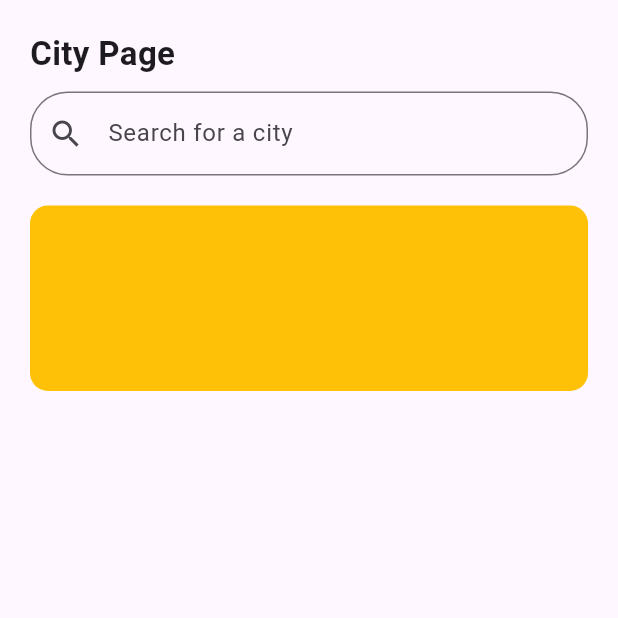
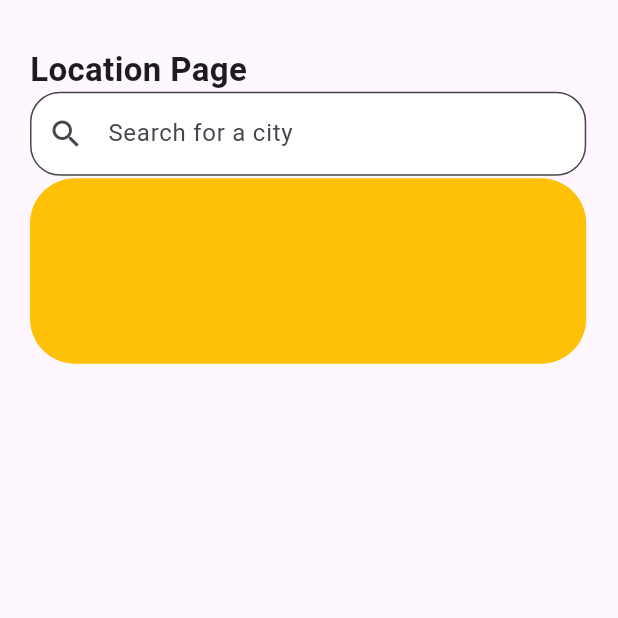
Before and after one commit to bismus-le-sha/weather_app, a Flutter app: the screen it shows after launch, on a phone screen of 412 x 824 dp, the top half of it. Run offline on Flutter 3.47's test engine with Material 3 defaults, Android fonts, the phone set to English and light mode, and no system bars; our stand-ins replace auto_route, dartz, equatable, flutter_bloc, get_it, internet_connection_checker_plus and 3 more; missing offline and left inert: talker_bloc_logger; statements that could not run were skipped.

Commit message:
feat: update location search ui logic

```diff
--- a/lib/config/router/router.dart
+++ b/lib/config/router/router.dart
@@ -1,7 +1,7 @@
 import 'package:auto_route/auto_route.dart';
 import 'package:flutter/widgets.dart';
 
-import '../../features/location/presentation/pages/city_page.dart';
+import '../../features/location/presentation/pages/location_page.dart';
 import '../../features/weather/presentation/pages/weather_page.dart';
 
 part 'router.gr.dart';
@@ -10,7 +10,7 @@ part 'router.gr.dart';
 class AppRouter extends RootStackRouter {
   @override
   List<AutoRoute> get routes => [
-        AutoRoute(page: CityRoute.page, path: '/city', initial: true),
+        AutoRoute(page: LocationRoute.page, path: '/location', initial: true),
         AutoRoute(page: WeatherRoute.page, path: '/weather/:cityName'),
       ];
 }
--- a/lib/features/location/data/datasources/location_data_source.dart
+++ b/lib/features/location/data/datasources/remote_location_data_source.dart
@@ -8,9 +8,9 @@ abstract class LocationDataSource {
   Future<List<LocationModel>> getLocationList(String query);
 }
 
-class LocationDataSourceImpl extends LocationDataSource {
+class RemoteLocationDataSourceImpl extends LocationDataSource {
   final http.Client client;
-  LocationDataSourceImpl({required this.client});
+  RemoteLocationDataSourceImpl({required this.client});
 
   @override
   Future<List<LocationModel>> getLocationList(String query) async {
--- a/lib/features/location/data/repositories/location_repository_impl.dart
+++ b/lib/features/location/data/repositories/location_repository_impl.dart
@@ -7,7 +7,7 @@ import 'package:weather_app/features/location/domain/entities/location.dart';
 import '../../../../core/error/exceptions.dart';
 import '../../../../core/util/network/network_info.dart';
 import '../../domain/repositories/location_repository.dart';
-import '../datasources/location_data_source.dart';
+import '../datasources/remote_location_data_source.dart';
 
 class LocationRepositoryImpl extends LocationRepository {
   final LocationDataSource locationDataSource;
--- a/lib/features/location/presentation/bloc/location_event.dart
+++ b/lib/features/location/presentation/bloc/location_event.dart
@@ -15,3 +15,5 @@ class OnLocationChanged extends LocationEvent {
   @override
   List<Object?> get props => [cityName];
 }
+
+class ClearLocation extends LocationEvent {}
--- /dev/null
+++ b/lib/features/location/presentation/cubit/text_field_cubit.dart
@@ -0,0 +1,51 @@
+import 'package:equatable/equatable.dart';
+import 'package:flutter/material.dart';
+import 'package:flutter_bloc/flutter_bloc.dart';
+
+part 'text_field_state.dart';
+
+class TextFieldCubit extends Cubit<TextFieldState> {
+  final FocusNode focusNode;
+  final TextEditingController controller;
+  final bool clearOnUnfocus;
+
+  TextFieldCubit(this.focusNode, this.controller, {this.clearOnUnfocus = false})
+      : super(TextFieldState.initial()) {
+    focusNode.addListener(_onFocusChange);
+    controller.addListener(_handleTextChange);
+  }
+
+  void _onFocusChange() {
+    final hasFocus = focusNode.hasFocus;
+
+    if (!hasFocus && clearOnUnfocus && state.hasText) {
+      controller.clear();
+      emit(state.copyWith(hasFocus: false, hasText: false));
+    } else if (state.hasFocus != hasFocus) {
+      emit(state.copyWith(hasFocus: hasFocus));
+    }
+  }
+
+  void _handleTextChange() {
+    final hasText = controller.text.isNotEmpty;
+    if (state.hasText != hasText) {
+      emit(state.copyWith(hasText: hasText));
+    }
+  }
+
+  void clear() {
+    if (controller.text.isNotEmpty) {
+      controller.clear();
+      emit(state.copyWith(hasText: false));
+    }
+  }
+
+  @override
+  Future<void> close() {
+    focusNode.removeListener(_onFocusChange);
+    controller.removeListener(_handleTextChange);
+    focusNode.dispose();
+    controller.dispose();
+    return super.close();
+  }
+}
--- /dev/null
+++ b/lib/features/location/presentation/cubit/text_field_state.dart
@@ -0,0 +1,21 @@
+part of 'text_field_cubit.dart';
+
+class TextFieldState extends Equatable {
+  const TextFieldState({required this.hasFocus, required this.hasText});
+
+  final bool hasFocus;
+  final bool hasText;
+
+  factory TextFieldState.initial() =>
+      const TextFieldState(hasFocus: false, hasText: false);
+
+  TextFieldState copyWith({bool? hasFocus, bool? hasText}) {
+    return TextFieldState(
+      hasFocus: hasFocus ?? this.hasFocus,
+      hasText: hasText ?? this.hasText,
+    );
+  }
+
+  @override
+  List<Object> get props => [hasFocus, hasText];
+}
--- a/lib/features/location/presentation/pages/city_page.dart
+++ /dev/null
@@ -1,37 +0,0 @@
-import 'package:auto_route/auto_route.dart';
-import 'package:flutter/material.dart';
-import '../widgets/location_widgets.dart';
-
-@RoutePage()
-class CityPage extends StatelessWidget {
-  const CityPage({super.key});
-
-  @override
-  Widget build(BuildContext context) {
-    return Scaffold(
-      body: SafeArea(
-        child: Padding(
-          padding: const EdgeInsets.all(20.0),
-          child: Column(
-            crossAxisAlignment: CrossAxisAlignment.start,
-            children: [
-              const Text('City Page',
-                  style: TextStyle(fontSize: 22, fontWeight: FontWeight.bold)),
-              const SizedBox(height: 10),
-              const AsyncSearchAnchor(),
-              const SizedBox(height: 10),
-              Container(
-                height: MediaQuery.of(context).size.height * .15,
-                width: double.infinity,
-                decoration: BoxDecoration(
-                  color: Colors.amber,
-                  borderRadius: BorderRadius.circular(12),
-                ),
-              ),
-            ],
-          ),
-        ),
-      ),
-    );
-  }
-}
--- /dev/null
+++ b/lib/features/location/presentation/pages/location_page.dart
@@ -0,0 +1,32 @@
+// location_page.dart
+import 'package:auto_route/auto_route.dart';
+import 'package:flutter/material.dart';
+import 'package:flutter_bloc/flutter_bloc.dart';
+import 'package:weather_app/features/location/presentation/cubit/text_field_cubit.dart';
+import '../../../../injection_container.dart';
+import '../widgets/location_widgets.dart';
+
+@RoutePage()
+class LocationPage extends StatelessWidget {
+  const LocationPage({super.key});
+
+  @override
+  Widget build(BuildContext context) {
+    final screenWidth = MediaQuery.of(context).size.width;
+    final screenHeight = MediaQuery.of(context).size.height;
+    return BlocProvider(
+      create: (_) => sl<TextFieldCubit>(),
+      child: Scaffold(
+        body: SafeArea(
+            child: Stack(
+          children: [
+            LocationTitle(),
+            StubContainer(screenWidth, screenHeight),
+            OverlayWithTextFieldFocus(),
+            LocationInputField(screenWidth, screenHeight),
+          ],
+        )),
+      ),
+    );
+  }
+}
--- /dev/null
+++ b/lib/features/location/presentation/widgets/location_display.dart
@@ -0,0 +1,99 @@
+import 'package:auto_route/auto_route.dart';
+import 'package:flutter/material.dart';
+import 'package:flutter_bloc/flutter_bloc.dart';
+import 'package:weather_app/features/location/presentation/cubit/text_field_cubit.dart';
+
+import '../../../../config/router/router.dart';
+import '../../domain/entities/location.dart';
+import '../bloc/location_bloc.dart';
+import 'location_search_bar.dart';
+
+class LocationDisplay extends StatelessWidget {
+  const LocationDisplay({super.key});
+
+  @override
+  Widget build(BuildContext context) {
+    return BlocBuilder<TextFieldCubit, TextFieldState>(
+      builder: (context, state) {
+        final cubit = context.read<TextFieldCubit>();
+        return Column(
+          crossAxisAlignment: CrossAxisAlignment.start,
+          mainAxisSize: MainAxisSize.min,
+          children: [
+            const LocationSearchBar(),
+            const SizedBox(height: 10),
+            if (cubit.focusNode.hasFocus) _buildLocationContent(context),
+          ],
+        );
+      },
+    );
+  }
+
+  Widget _buildLocationContent(BuildContext context) {
+    return BlocBuilder<LocationBloc, LocationState>(
+      builder: (context, state) {
+        if (state is LocationLoading) {
+          return _buildLoadingIndicator();
+        } else if (state is LocationLoaded) {
+          return _buildLocationList(state.locationList);
+        } else if (state is LocationFailure) {
+          return _buildErrorMessage(state.message);
+        }
+        return const SizedBox();
+      },
+    );
+  }
+
+  Widget _buildLoadingIndicator() {
+    return const Padding(
+      padding: EdgeInsets.all(16.0),
+      child: Center(child: CircularProgressIndicator()),
+    );
+  }
+
+  Widget _buildLocationList(List<LocationEntity> locations) {
+    if (locations.isEmpty) {
+      return _buildNoResultsMessage();
+    }
+
+    return ConstrainedBox(
+      constraints: const BoxConstraints(maxHeight: 300),
+      child: ListView.builder(
+        shrinkWrap: true,
+        itemCount: locations.length,
+        itemBuilder: (context, index) {
+          return _buildLocationTile(context, locations[index]);
+        },
+      ),
+    );
+  }
+
+  Widget _buildLocationTile(BuildContext context, LocationEntity location) {
+    return ListTile(
+      title: Text(location.city),
+      subtitle: Text('${location.region}, ${location.countryName}'),
+      onTap: () => _navigateToWeather(context, location.city),
+    );
+  }
+
+  Widget _buildNoResultsMessage() {
+    return const Padding(
+      padding: EdgeInsets.all(16.0),
+      child: Center(child: Text('No results found')),
+    );
+  }
+
+  Widget _buildErrorMessage(String message) {
+    return Padding(
+      padding: const EdgeInsets.all(16.0),
+      child: Center(
+        child:
+            Text('Error: $message', style: const TextStyle(color: Colors.red)),
+      ),
+    );
+  }
+
+  void _navigateToWeather(BuildContext context, String city) {
+    context.pushRoute(WeatherRoute(cityName: city));
+  }
+}
--- /dev/null
+++ b/lib/features/location/presentation/widgets/location_search_bar.dart
@@ -0,0 +1,57 @@
+import 'package:flutter/material.dart';
+import 'package:flutter_bloc/flutter_bloc.dart';
+
+import '../bloc/location_bloc.dart';
+import '../cubit/text_field_cubit.dart';
+
+class LocationSearchBar extends StatelessWidget {
+  const LocationSearchBar({super.key});
+
+  @override
+  Widget build(BuildContext context) {
+    return BlocBuilder<TextFieldCubit, TextFieldState>(
+        builder: (context, state) {
+      final cubit = context.read<TextFieldCubit>();
+      return Row(
+        children: [
+          Expanded(
+              child: AnimatedSize(
+            duration: Duration(milliseconds: 300),
+            reverseDuration: Duration(milliseconds: 300),
+            curve: Curves.easeInSine,
+            child: SizedBox(
+                width: cubit.state.hasFocus
+                    ? MediaQuery.of(context).size.width * 0.8
+                    : double.infinity,
+                child: TextField(
+                  controller: cubit.controller,
+                  focusNode: cubit.focusNode,
+                  decoration: InputDecoration(
+                    fillColor: Colors.white,
+                    filled: true,
+                    hintText: 'Search for a city',
+                    prefixIcon: const Icon(Icons.search),
+                    border: OutlineInputBorder(
+                        borderRadius: BorderRadius.circular(20)),
+                  ),
+                  onChanged: (query) {
+                    context
+                        .read<LocationBloc>()
+                        .add(OnLocationChanged(query.trim()));
+                  },
+                )),
+          )),
+          if (cubit.focusNode.hasFocus)
+            IconButton(
+              icon: const Icon(Icons.clear),
+              onPressed: () {
+                cubit.controller.clear();
+                cubit.focusNode.unfocus();
+                context.read<LocationBloc>().add(ClearLocation());
+              },
+            ),
+        ],
+      );
+    });
+  }
+}
--- a/lib/features/location/presentation/widgets/location_widgets.dart
+++ b/lib/features/location/presentation/widgets/location_widgets.dart
@@ -1,116 +1,112 @@
-import 'package:auto_route/auto_route.dart';
 import 'package:flutter/material.dart';
 import 'package:flutter_bloc/flutter_bloc.dart';
-import 'package:weather_app/features/location/domain/entities/location.dart';
-import '../../../../config/router/router.dart';
-import '../bloc/location_bloc.dart';
 
-class AsyncSearchAnchor extends StatefulWidget {
-  const AsyncSearchAnchor({super.key});
+import '../cubit/text_field_cubit.dart';
+import 'location_display.dart';
 
-  @override
-  State<AsyncSearchAnchor> createState() => _AsyncSearchAnchorState();
-}
-
-class _AsyncSearchAnchorState extends State<AsyncSearchAnchor> {
-  late final TextEditingController _controller;
-
-  @override
-  void initState() {
-    super.initState();
-    _controller = TextEditingController();
-  }
-
-  @override
-  void dispose() {
-    _controller.dispose();
-    super.dispose();
-  }
+class LocationTitle extends StatelessWidget {
+  const LocationTitle({super.key});
 
   @override
   Widget build(BuildContext context) {
-    return Column(
-      mainAxisSize: MainAxisSize.min,
-      children: [
-        _buildSearchField(context),
-        const SizedBox(height: 10),
-        _buildSearchResults(),
-      ],
-    );
-  }
-
-  Widget _buildSearchField(BuildContext context) {
-    return TextField(
-      controller: _controller,
-      decoration: InputDecoration(
-        hintText: 'Search for a city',
-        prefixIcon: const Icon(Icons.search),
-        border: OutlineInputBorder(borderRadius: BorderRadius.circular(25)),
-      ),
-      onChanged: (query) {
-        context.read<LocationBloc>().add(OnLocationChanged(query.trim()));
+    return BlocSelector<TextFieldCubit, TextFieldState, bool>(
+      selector: (state) => state.hasFocus,
+      builder: (context, hasFocus) {
+        return AnimatedPositioned(
+          top: hasFocus ? -50 : 0.2 * kToolbarHeight + 20,
+          left: 20,
+          duration: const Duration(milliseconds: 300),
+          child: Opacity(
+            opacity: hasFocus ? 0 : 1,
+            child: const Text(
+              'Location Page',
+              textAlign: TextAlign.center,
+              style: TextStyle(fontSize: 22, fontWeight: FontWeight.bold),
+            ),
+          ),
+        );
       },
     );
   }
+}
 
-  Widget _buildSearchResults() {
-    return BlocBuilder<LocationBloc, LocationState>(
-      builder: (context, state) {
-        if (state is LocationLoading) {
-          return _buildLoadingIndicator();
-        } else if (state is LocationLoaded) {
-          return _buildLocationList(state.locationList);
-        } else if (state is LocationFailure) {
-          return _buildErrorMessage(state.message);
-        }
-        return const SizedBox();
+class StubContainer extends StatelessWidget {
+  final double screenWidth;
+  final double screenHeight;
+
+  const StubContainer(this.screenWidth, this.screenHeight, {super.key});
+
+  @override
+  Widget build(BuildContext context) {
+    return BlocSelector<TextFieldCubit, TextFieldState, bool>(
+      selector: (state) => state.hasFocus,
+      builder: (context, hasFocus) {
+        return AnimatedPositioned(
+          top: hasFocus ? screenHeight * .07 : screenHeight * .12 + 20,
+          left: 20,
+          width: screenWidth * .9,
+          duration: const Duration(milliseconds: 300),
+          child: Container(
+            height: screenHeight * .15,
+            decoration: BoxDecoration(
+              color: Colors.amber,
+              borderRadius: BorderRadius.circular(30),
+            ),
+          ),
+        );
       },
     );
   }
+}
 
-  Widget _buildLoadingIndicator() {
-    return const Padding(
-      padding: EdgeInsets.all(16.0),
-      child: Center(child: CircularProgressIndicator()),
+class OverlayWithTextFieldFocus extends StatelessWidget {
+  const OverlayWithTextFieldFocus({super.key});
+
+  @override
+  Widget build(BuildContext context) {
+    return BlocSelector<TextFieldCubit, TextFieldState, bool>(
+      selector: (state) => state.hasFocus,
+      builder: (context, hasFocus) {
+        return hasFocus
+            ? Positioned.fill(
+                child: IgnorePointer(
+                  ignoring: true,
+                  child: BlocBuilder<TextFieldCubit, TextFieldState>(
+                    builder: (context, state) {
+                      return Container(
+                        color: state.hasText
+                            ? Colors.white
+                            : Colors.black.withAlpha(50),
+                      );
+                    },
+                  ),
+                ),
+              )
+            : Container();
+      },
     );
   }
+}
 
-  Widget _buildLocationList(List<LocationEntity> locations) {
-    if (locations.isEmpty) {
-      return const Padding(
-        padding: EdgeInsets.all(16.0),
-        child: Center(child: Text('No results found')),
-      );
-    }
+class LocationInputField extends StatelessWidget {
+  final double screenWidth;
+  final double screenHeight;
 
-    return ConstrainedBox(
-      constraints: const BoxConstraints(maxHeight: 300),
-      child: ListView.builder(
-        shrinkWrap: true,
-        itemCount: locations.length,
-        itemBuilder: (context, index) {
-          final location = locations[index];
-          return ListTile(
-            title: Text(location.city),
-            subtitle: Text('${location.region}, ${location.countryName}'),
-            onTap: () => _navigateToWeather(context, location.city),
-          );
-        },
-      ),
+  const LocationInputField(this.screenWidth, this.screenHeight, {super.key});
+
+  @override
+  Widget build(BuildContext context) {
+    return BlocSelector<TextFieldCubit, TextFieldState, bool>(
+      selector: (state) => state.hasFocus,
+      builder: (context, hasFocus) {
+        return AnimatedPositioned(
+          top: hasFocus ? 0 : screenHeight * .05 + 20,
+          left: 20,
+          width: screenWidth * .9,
+          duration: const Duration(milliseconds: 300),
+          child: const LocationDisplay(),
+        );
+      },
     );
   }
-
-  Widget _buildErrorMessage(String message) {
-    return Padding(
-      padding: const EdgeInsets.all(16.0),
-      child: Center(
-        child:
-            Text('Error: $message', style: const TextStyle(color: Colors.red)),
-      ),
-    );
-  }
-
-  void _navigateToWeather(BuildContext context, String city) {
-    context.pushRoute(WeatherRoute(cityName: city));
-  }
 }
--- a/lib/features/weather/presentation/widgets/weather_display.dart
+++ b/lib/features/weather/presentation/widgets/weather_display.dart
@@ -57,7 +57,7 @@ class WeatherDisplay extends StatelessWidget {
               left: 40,
               child: GestureDetector(
                 onTap: () async {
-                  context.pushRoute(const CityRoute());
+                  context.pushRoute(const LocationRoute());
                 },
                 child: Text(
                   '📍 ${weather.cityName}',
--- a/lib/weather_app.dart
+++ b/lib/weather_app.dart
@@ -1,6 +1,7 @@
 import 'package:flutter/material.dart';
 import 'package:flutter_bloc/flutter_bloc.dart';
 import 'package:weather_app/features/location/presentation/bloc/location_bloc.dart';
+import 'package:weather_app/features/location/presentation/cubit/text_field_cubit.dart';
 
 import 'config/router/router.dart';
 import 'features/weather/presentation/bloc/weather_bloc.dart';
@@ -15,6 +16,7 @@ class WeatherApp extends StatelessWidget {
       providers: [
         BlocProvider(create: (_) => di.sl<WeatherBloc>()),
         BlocProvider(create: (_) => di.sl<LocationBloc>()),
+        BlocProvider(create: (_) => di.sl<TextFieldCubit>()),
       ],
       child: MaterialApp.router(
         routerConfig: di.sl<AppRouter>().config(),
```
Also changed, not shown: lib/features/location/presentation/bloc/location_bloc.dart (+25 -13 lines), lib/injection_container.dart (+12 -5 lines), lib/config/router/router.gr.dart.
